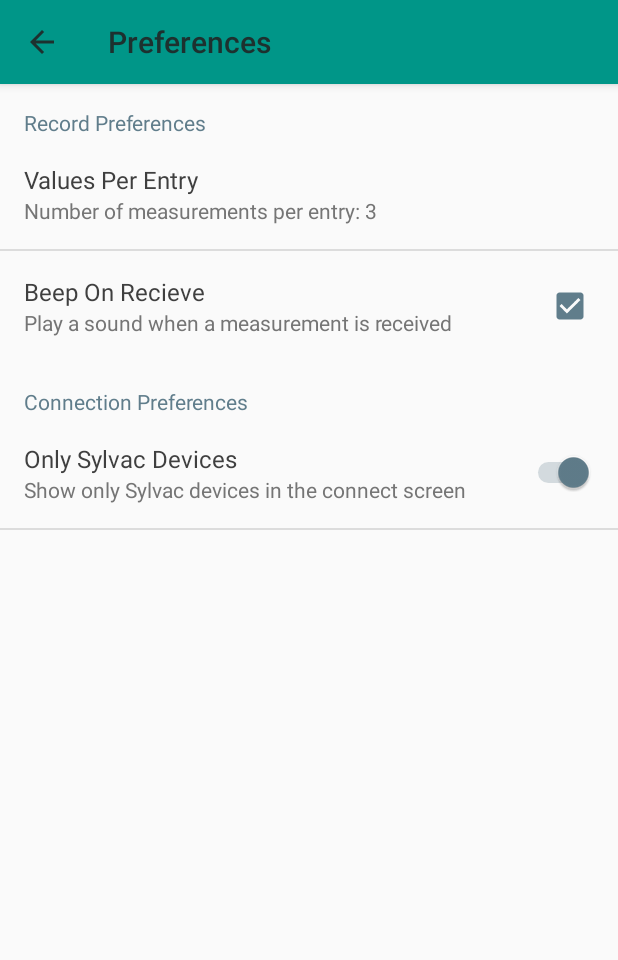
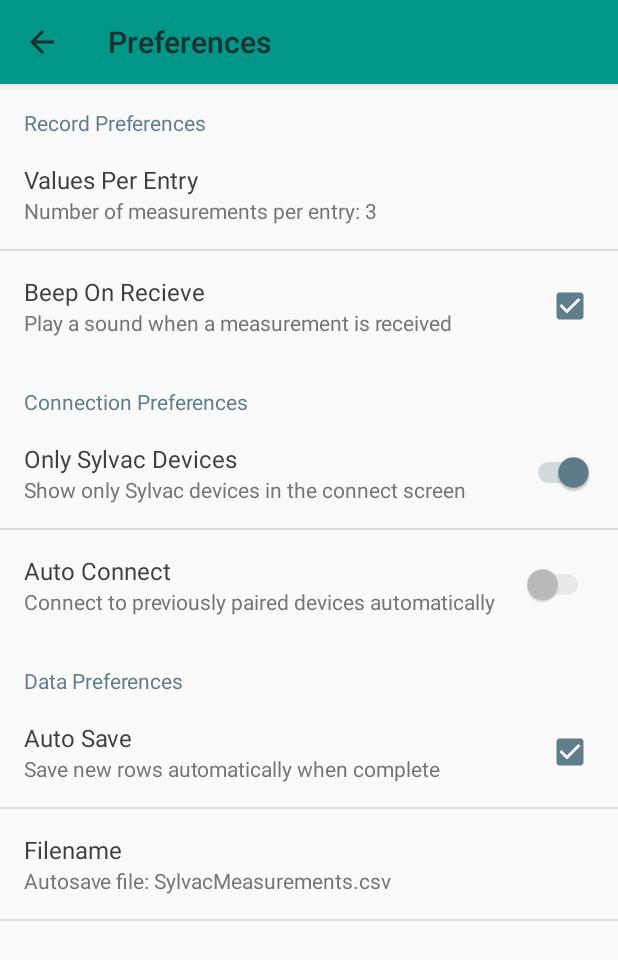
Before and after one commit to patricksnelgar/SylvacMeasurements, an Android app: the MainActivity screen opened directly, with no data from a screen before it, in the options menu, after a tap on "Settings", on a phone screen of 412 x 824 dp. Shown: the top 960 px of the screen. Run offline under Robolectric (Android 15) with nearby library versions, the phone set to English and light mode, and no system bars; 1 statement that could not run was skipped.

Commit message:
WIP on autosave data

```diff
--- a/app/src/main/java/com/patrick/Sylvac_Calipers/MainActivity.java
+++ b/app/src/main/java/com/patrick/Sylvac_Calipers/MainActivity.java
@@ -19,6 +19,7 @@ import android.support.v4.content.LocalBroadcastManager;
 import android.support.v4.view.ViewPager;
 import android.support.v7.app.AppCompatActivity;
 import android.support.v7.widget.Toolbar;
+import android.util.Log;
 import android.view.Menu;
 import android.view.MenuInflater;
 import android.view.MenuItem;
@@ -32,6 +33,8 @@ public class MainActivity extends AppCompatActivity {
     public static final String PREFERENCE_BEEP_ON_RECEIVE = "beep_on_receive";
     public static final String PREFERENCE_ONLY_SYLVAC = "sylvac_devices";
     public static final String PREFERENCE_CURRENT_ID = "current_ID";
+    public static final String PREFERENCE_AUTO_SAVE_FILENAME = "auto_save_filename";
+    public static final String PREFERNCE_AUTO_SAVE = "auto_save";
     public static final int DEFAULT_PREF_VALUES_PER_ENTRY = 3;
 
     private static final int REQUEST_ENABLE_BT = 1;
@@ -40,6 +43,7 @@ public class MainActivity extends AppCompatActivity {
     private Toolbar mToolbar;
     private TabLayout mTabLayout;
     private SharedPreferences mPrefs;
+    private static MediaPlayer mPlayer;
 
     private ConnectFragment fConnect;
     private RecordFragment fRecord;
@@ -52,6 +56,9 @@ public class MainActivity extends AppCompatActivity {
     public void onCreate(Bundle savedInstanceState) {
         super.onCreate(savedInstanceState);
         setContentView(R.layout.framework);
+
+        mPlayer = MediaPlayer.create(this, R.raw.received);
+        mPlayer.setOnErrorListener(mPlayerErrorListener);
 
         PreferenceManager.setDefaultValues(this, R.xml.preferences, false);
         mPrefs = PreferenceManager.getDefaultSharedPreferences(this);
@@ -142,7 +149,16 @@ public class MainActivity extends AppCompatActivity {
     }
 
     public void playOnReceiveSound(){
-        MediaPlayer mPlayer = MediaPlayer.create(this, R.raw.received);
+        //MediaPlayer mPlayer = MediaPlayer.create(this, R.raw.received);
+        //mPlayer.start();
         mPlayer.start();
     }
+
+    final MediaPlayer.OnErrorListener mPlayerErrorListener = new MediaPlayer.OnErrorListener() {
+        @Override
+        public boolean onError(MediaPlayer mp, int what, int extra) {
+            Log.e("MainActivity", "mPlayer error: " + what + " - " + extra);
+            return true;
+        }
+    };
 }
--- a/app/src/main/java/com/patrick/Sylvac_Calipers/SettingsActivity.java
+++ b/app/src/main/java/com/patrick/Sylvac_Calipers/SettingsActivity.java
@@ -53,16 +53,23 @@ public class SettingsActivity extends AppCompatActivity {
 
             Preference _p = getPreferenceManager().findPreference(MainActivity.PREFERENCE_VALUES_PER_ENTRY);
             _p.setSummary("Number of measurements per entry: " + getPreferenceManager().getSharedPreferences().getString(MainActivity.PREFERENCE_VALUES_PER_ENTRY, "Error"));
+            _p = getPreferenceManager().findPreference(MainActivity.PREFERENCE_AUTO_SAVE_FILENAME);
+            boolean enablefilename = PreferenceManager.getDefaultSharedPreferences(getContext()).getBoolean(MainActivity.PREFERNCE_AUTO_SAVE,false);
+            _p.setSummary("Autosave file: " + getPreferenceManager().getDefaultSharedPreferences(getContext()).getString(MainActivity.PREFERENCE_AUTO_SAVE_FILENAME, "----"));
+            _p.setEnabled(enablefilename);
         }
 
 
         @Override
         public void onSharedPreferenceChanged(SharedPreferences sharedPreferences, String key) {
             Log.i("Settings", "Key changed: " + key );
-            if(key.equals(MainActivity.PREFERENCE_VALUES_PER_ENTRY)){
-                Preference _p = findPreference(key);
-                SharedPreferences prefs = getPreferenceManager().getSharedPreferences();
-                _p.setSummary("Number of measurements per entry: " + prefs.getString(key, "Error"));
+            SharedPreferences prefs = getPreferenceManager().getSharedPreferences();
+            switch (key) {
+                case MainActivity.PREFERENCE_VALUES_PER_ENTRY:
+                    Preference _p = findPreference(key);
+                    _p.setSummary("Number of measurements per entry: " + prefs.getString(key, "Error"));
+                default:
+                    Log.e("Settings", "Preference " + key + " not handled");
             }
         }
     }
--- a/app/src/main/res/xml/preferences.xml
+++ b/app/src/main/res/xml/preferences.xml
@@ -24,10 +24,24 @@
             android:key="sylvac_devices"
             android:summary="Show only Sylvac devices in the connect screen"
             android:defaultValue="true" />
-        <!--<SwitchPreference
+        <SwitchPreference
             android:title="Auto Connect"
             android:key="auto_connect"
             android:summary="Connect to previously paired devices automatically"
-            android:defaultValue="false" /> -->
+            android:defaultValue="false"
+            android:enabled="false"
+            android:editable="false"/>
+    </PreferenceCategory>
+    <PreferenceCategory android:title="Data Preferences">
+        <CheckBoxPreference
+            android:title="Auto Save"
+            android:key="auto_save"
+            android:summary="Save new rows automatically when complete"
+            android:defaultValue="true" />
+        <EditTextPreference
+            android:title="Filename"
+            android:key="auto_save_filename"
+            android:defaultValue="SylvacMeasurements.csv"
+            android:summary="Autosave file: SylvacMeasurements.csv" />
     </PreferenceCategory>
 </PreferenceScreen>
```
Also changed, not shown: 6 other files.
